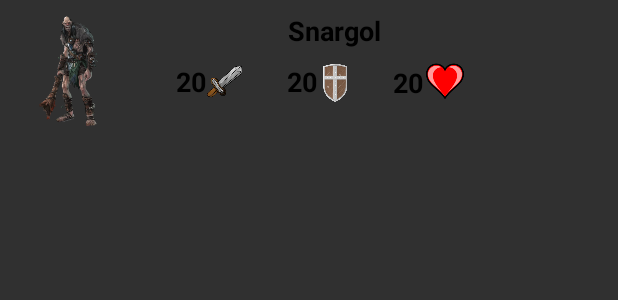
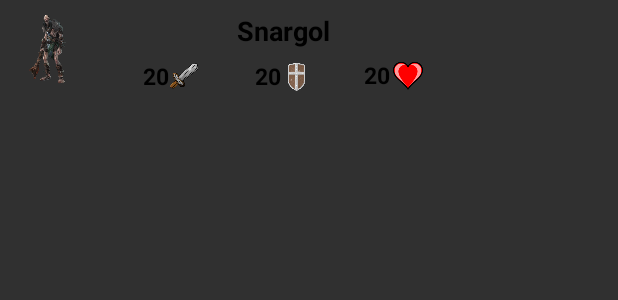
Before and after one commit to Snargol/LUNYVER, an Android app: the layout adapter_players_fight.xml on its own in the app's theme, with its tools: preview values and no code run, on a phone screen of 412 x 824 dp. Shown: the top 300 px of the screen. Run offline under Robolectric (Android 15) with nearby library versions, the phone set to English and light mode, and no system bars.

Commit message:
fight without bonus

```diff
--- a/Lunyver/app/src/main/java/fr/snargol/lunyver/model/Player.java
+++ b/Lunyver/app/src/main/java/fr/snargol/lunyver/model/Player.java
@@ -123,15 +123,21 @@ public class Player implements Serializable {
     public void add_attack(int valueToAdd){
         if (get_attack()+valueToAdd >= 0)
             set_attack(get_attack()+valueToAdd);
+        else
+            set_attack(0);
     }
 
     public void add_defense(int valueToAdd){
         if (get_defense()+valueToAdd >= 0)
             set_defense(get_defense()+valueToAdd);
+        else
+            set_defense(0);
     }
 
     public void add_life(int valueToAdd){
         if (get_life()+valueToAdd >= 0)
             set_life(get_life()+valueToAdd);
+        else
+            set_life(0);
     }
 }
--- a/Lunyver/app/src/main/res/layout/adapter_players_fight.xml
+++ b/Lunyver/app/src/main/res/layout/adapter_players_fight.xml
@@ -9,8 +9,8 @@
 
     <ImageView
         android:id="@+id/adapter_player_fight_image_race"
-        android:layout_width="80dp"
-        android:layout_height="80dp"
+        android:layout_width="50dp"
+        android:layout_height="50dp"
         android:layout_marginStart="8dp"
         android:layout_marginLeft="8dp"
         android:layout_marginTop="8dp"
@@ -20,8 +20,8 @@
 
     <ImageView
         android:id="@+id/adapter_player_fight_image_sword"
-        android:layout_width="25dp"
-        android:layout_height="27dp"
+        android:layout_width="20dp"
+        android:layout_height="20dp"
         android:layout_marginStart="8dp"
         android:layout_marginLeft="8dp"
         android:layout_marginTop="8dp"
@@ -37,8 +37,8 @@
 
     <ImageView
         android:id="@+id/adapter_player_fight_image_heart"
-        android:layout_width="25dp"
-        android:layout_height="27dp"
+        android:layout_width="20dp"
+        android:layout_height="20dp"
         android:layout_marginStart="8dp"
         android:layout_marginLeft="8dp"
         android:layout_marginTop="8dp"
@@ -47,15 +47,15 @@
         android:clickable="false"
         android:focusable="false"
         android:focusableInTouchMode="false"
-        app:layout_constraintEnd_toStartOf="@+id/adapter_player_fight_bonus_defense"
+        app:layout_constraintEnd_toStartOf="@+id/adapter_player_fight_bonus_attack"
         app:layout_constraintStart_toEndOf="@+id/adapter_player_fight_image_shield"
         app:layout_constraintTop_toBottomOf="@+id/adapter_player_fight_text_pseudo"
         app:srcCompat="@drawable/heart" />
 
     <ImageView
         android:id="@+id/adapter_player_fight_image_shield"
-        android:layout_width="23dp"
-        android:layout_height="27dp"
+        android:layout_width="20dp"
+        android:layout_height="20dp"
         android:layout_marginStart="8dp"
         android:layout_marginLeft="8dp"
         android:layout_marginTop="8dp"
@@ -64,20 +64,20 @@
         android:clickable="false"
         android:focusable="false"
         android:focusableInTouchMode="false"
-        app:layout_constraintEnd_toStartOf="@+id/adapter_player_fight_bonus_defense"
+        app:layout_constraintEnd_toStartOf="@+id/adapter_player_fight_bonus_attack"
         app:layout_constraintStart_toEndOf="@+id/adapter_player_fight_image_race"
         app:layout_constraintTop_toBottomOf="@+id/adapter_player_fight_text_pseudo"
         app:srcCompat="@drawable/shield" />
 
     <TextView
         android:id="@+id/adapter_player_fight_text_attack"
-        android:layout_width="21dp"
-        android:layout_height="25dp"
+        android:layout_width="wrap_content"
+        android:layout_height="wrap_content"
         android:gravity="end"
         android:text="20"
         android:textAlignment="textEnd"
         android:textColor="@color/colorBlack"
-        android:textSize="@dimen/little_titre"
+        android:textSize="@dimen/big_text"
         android:textStyle="bold"
         app:layout_constraintBottom_toBottomOf="@+id/adapter_player_fight_image_sword"
         app:layout_constraintEnd_toStartOf="@+id/adapter_player_fight_image_sword"
@@ -85,15 +85,15 @@
 
     <TextView
         android:id="@+id/adapter_player_fight_text_life"
-        android:layout_width="21dp"
-        android:layout_height="25dp"
+        android:layout_width="wrap_content"
+        android:layout_height="wrap_content"
         android:layout_marginEnd="2dp"
         android:layout_marginRight="2dp"
         android:gravity="end"
         android:text="20"
         android:textAlignment="textEnd"
         android:textColor="@color/colorBlack"
-        android:textSize="@dimen/little_titre"
+        android:textSize="@dimen/big_text"
         android:textStyle="bold"
         app:layout_constraintBottom_toBottomOf="@+id/adapter_player_fight_image_heart"
         app:layout_constraintEnd_toStartOf="@+id/adapter_player_fight_image_heart"
@@ -102,13 +102,13 @@
 
     <TextView
         android:id="@+id/adapter_player_fight_text_defense"
-        android:layout_width="21dp"
-        android:layout_height="25dp"
+        android:layout_width="wrap_content"
+        android:layout_height="wrap_content"
         android:gravity="end"
         android:text="20"
         android:textAlignment="textEnd"
         android:textColor="@color/colorBlack"
-        android:textSize="@dimen/little_titre"
+        android:textSize="@dimen/big_text"
         android:textStyle="bold"
         app:layout_constraintBottom_toBottomOf="@+id/adapter_player_fight_image_shield"
         app:layout_constraintEnd_toStartOf="@+id/adapter_player_fight_image_shield"
@@ -144,18 +144,35 @@
         android:textColor="@color/colorBlack"
         android:textSize="@dimen/little_titre"
         android:textStyle="bold"
-        app:layout_constraintEnd_toStartOf="@+id/adapter_player_fight_bonus_attack"
-        app:layout_constraintStart_toEndOf="@+id/adapter_player_fight_image_race"
+        app:layout_constraintEnd_toEndOf="@+id/adapter_player_fight_image_heart"
+        app:layout_constraintStart_toStartOf="@+id/adapter_player_fight_text_attack"
         app:layout_constraintTop_toTopOf="parent" />
 
     <TextView
         android:id="@+id/adapter_player_fight_bonus_attack"
         android:layout_width="30dp"
         android:layout_height="30dp"
-        android:layout_marginTop="16dp"
-        android:layout_marginEnd="24dp"
-        android:layout_marginRight="24dp"
+        android:layout_marginEnd="8dp"
+        android:layout_marginRight="8dp"
         android:background="@drawable/red_round"
+        android:gravity="center"
+        android:text="+20"
+        android:textColor="@color/colorBlack"
+        android:textSize="@dimen/big_text"
+        android:textStyle="bold"
+        android:visibility="invisible"
+        app:layout_constraintBottom_toBottomOf="@+id/adapter_player_fight_bonus_defense"
+        app:layout_constraintEnd_toStartOf="@+id/adapter_player_fight_bonus_defense"
+        app:layout_constraintTop_toTopOf="@+id/adapter_player_fight_bonus_defense" />
+
+    <TextView
+        android:id="@+id/adapter_player_fight_bonus_defense"
+        android:layout_width="30dp"
+        android:layout_height="30dp"
+        android:layout_marginTop="20dp"
+        android:layout_marginEnd="8dp"
+        android:layout_marginRight="4dp"
+        android:background="@drawable/green_round"
         android:gravity="center"
         android:text="+20"
         android:textColor="@color/colorBlack"
@@ -165,21 +182,4 @@
         app:layout_constraintEnd_toEndOf="parent"
         app:layout_constraintTop_toTopOf="parent" />
 
-    <TextView
-        android:id="@+id/adapter_player_fight_bonus_defense"
-        android:layout_width="30dp"
-        android:layout_height="30dp"
-        android:layout_marginTop="8dp"
-        android:layout_marginEnd="24dp"
-        android:layout_marginRight="24dp"
-        android:background="@drawable/green_round"
-        android:text="+20"
-        android:visibility="invisible"
-        android:gravity="center"
-        android:textColor="@color/colorBlack"
-        android:textStyle="bold"
-        android:textSize="@dimen/big_text"
-        app:layout_constraintEnd_toEndOf="parent"
-        app:layout_constraintTop_toBottomOf="@+id/adapter_player_fight_bonus_attack" />
-
 </android.support.constraint.ConstraintLayout>
```
Also changed, not shown: Lunyver/app/src/main/java/fr/snargol/lunyver/controler/Fight.java (+145 -0 lines), Lunyver/app/src/main/java/fr/snargol/lunyver/controler/PlayersActivity.java (+4 -7 lines), Lunyver/app/src/main/java/fr/snargol/lunyver/controler/PlayersFightActivity.java (+31 -1 lines), Lunyver/app/src/main/java/fr/snargol/lunyver/model/PopUpSelectPlayer.java (+34 -0 lines).
